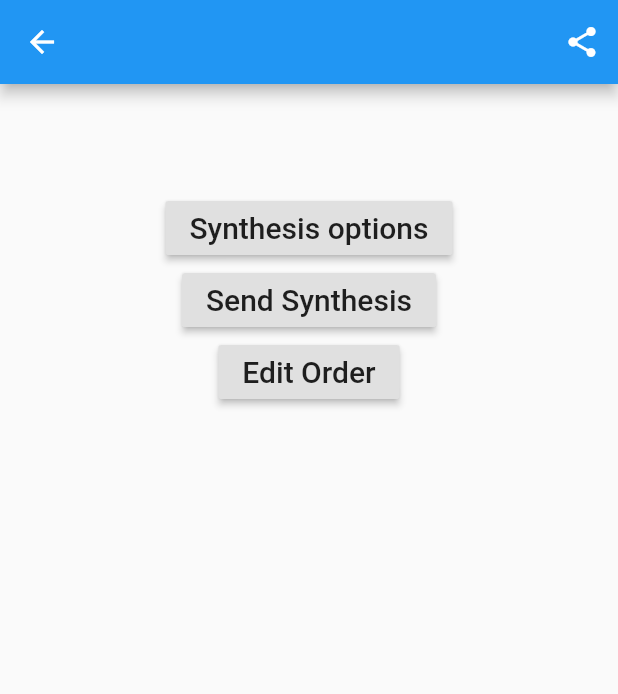
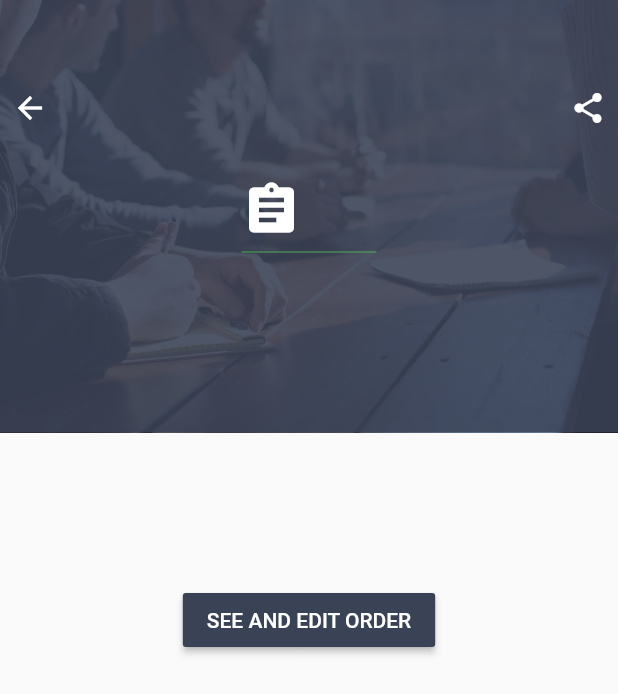
Before and after one commit to MatiCG/Synthia-app, a Flutter app: the DetailPage screen opened directly with empty values, on a phone screen of 412 x 824 dp. Shown: the top 694 px of the screen. Run offline on Flutter 3.47's test engine with Material 2 defaults, Android fonts, the phone set to English and light mode, and no system bars; our stand-ins replace cloud_firestore, firebase_auth; missing offline and left inert: flutter_email_sender, quill_delta, zefyr; accounts and stored records are empty.

Commit message:
add detail

```diff
--- a/lib/Pages/HomePage.dart
+++ b/lib/Pages/HomePage.dart
@@ -47,6 +47,7 @@ class _ListPageState extends State<ListPage> {
                   });
             }
           }),
+
     );
   }
 }
--- a/lib/Routes/HomePage/DetailsPage.dart
+++ b/lib/Routes/HomePage/DetailsPage.dart
@@ -114,6 +114,118 @@ class _DetailPageState extends State<DetailPage> {
     });
   }
 
+  Widget topContentText() {
+    return Container(
+        child: new Column(
+          crossAxisAlignment: CrossAxisAlignment.start,
+          children: <Widget>[
+            SizedBox(height: 120.0),
+            Icon(
+              Icons.assignment,
+              color: Colors.white,
+              size: 40.0,
+            ),
+            Container(
+              width: 90.0,
+              child: new Divider(color: Colors.green),
+            ),
+            SizedBox(height: 10.0),
+            Text(
+              widget.post.data["title"],
+              style: TextStyle(color: Colors.white, fontSize: 45.0),
+            ),
+            SizedBox(height: 30.0),
+          ],
+        ),
+    );
+  }
+
+  Widget bottomContentText(){
+    return Container(
+       child: Text(
+          widget.post.data["description"],
+          style: TextStyle(fontSize: 18.0),
+        ),
+    );
+  }
+
+  Widget bottomContentButton() {
+    return Container(
+        child: Padding(
+            padding: EdgeInsets.symmetric(vertical: 40.0),
+            child: RaisedButton(
+              onPressed: () => navigateToEditOrder(widget.post),
+              color: Color.fromRGBO(58, 66, 86, 1.0),
+              child:
+              Text("SEE AND EDIT ORDER", style: TextStyle(color: Colors.white)),
+            )),
+    );
+  }
+
+  Widget bottomContent() {
+    return Container(
+      width: MediaQuery.of(context).size.width,
+      padding: EdgeInsets.all(40.0),
+      child: Center(
+        child: Column(
+          children: <Widget>[bottomContentText(), bottomContentButton()],
+        ),
+      ),
+    );
+  }
+
+  Widget topContent() {
+    return Container(
+      child : Stack(
+        children: <Widget>[
+          Container(
+              padding: EdgeInsets.only(left: 10.0),
+              height: MediaQuery.of(context).size.height * 0.35,
+              decoration: new BoxDecoration(
+                image: new DecorationImage(
+                  image: new AssetImage("assets/meeting.jpeg"),
+                  fit: BoxFit.cover,
+                ),
+              )),
+          Container(
+            height: MediaQuery.of(context).size.height * 0.35,
+            padding: EdgeInsets.all(0.0),
+            width: MediaQuery.of(context).size.width,
+            decoration: BoxDecoration(color: Color.fromRGBO(58, 66, 86, .9)),
+            child: Center(
+              child: topContentText(),
+            ),
+          ),
+          Positioned(
+            left: 8.0,
+            top: 60.0,
+            child: InkWell(
+              onTap: () {
+                Navigator.pop(context);
+              },
+              child: Icon(Icons.arrow_back, color: Colors.white),
+            ),
+          ),
+          Positioned(
+            right: 8.0,
+            top: 60.0,
+            child: InkWell(
+              onTap: () {
+                emailPopUp(context);
+              },
+              child: Icon(Icons.share, color: Colors.white),
+            ),
+          ),
+          Positioned(
+            right: 8.0,
+            bottom: 10,
+            child: Text(widget.post.data["schedule"], style: TextStyle(color: Colors.white))
+          )
+        ],
+      ),
+    );
+  }
+
   navigateToEditOrder(DocumentSnapshot post){
     Navigator.push(context, MaterialPageRoute(builder: (context) => EditOrder(post: post,)));
   }
@@ -121,18 +233,10 @@ class _DetailPageState extends State<DetailPage> {
   @override
   Widget build(BuildContext context) {
     return Scaffold(
-      appBar: AppBar(
-          title: Text(widget.post.data["title"]),
-            actions: <Widget>[
-              Builder(
-               builder: (context) => IconButton(
-                icon: Icon(Icons.share),
-                onPressed: () => emailPopUp(context),
-                ),
-              )
-          ],
+      body: Column(
+        children: <Widget>[topContent(), bottomContent()],
       ),
-      body: Container(
+      /*body: Container(
         child: Column(
         mainAxisSize: MainAxisSize.min,
         children: <Widget>[
@@ -155,7 +259,7 @@ class _DetailPageState extends State<DetailPage> {
           const SizedBox(height: 30)
         ],
       ),
-      ),
+      ),*/
     );
   }
 }
--- a/lib/login_page.dart
+++ b/lib/login_page.dart
@@ -132,6 +132,7 @@ class _LoginPageState extends State<LoginPage> {
             color: Colors.white70,
           ),
         ),
+        style: TextStyle(color: Colors.white),
         autocorrect: false,
         validator: EmailFieldValidator.validate,
         onSaved: (val) => _email = val,
@@ -164,6 +165,7 @@ class _LoginPageState extends State<LoginPage> {
               color: Colors.white70,
             ),
           ),
+          style: TextStyle(color: Colors.white),
           obscureText: true,
           autocorrect: false,
           validator: PasswordFieldValidator.validate,
@@ -306,7 +308,7 @@ class _LoginPageState extends State<LoginPage> {
     switch (_formType) {
       case FormType.login:
         return Padding(
-          padding: const EdgeInsets.only(top: 20, left: 10),
+          padding: const EdgeInsets.only(top: 20, left: 30),
           child: RotatedBox(
               quarterTurns: -1,
               child: Text(
@@ -320,7 +322,7 @@ class _LoginPageState extends State<LoginPage> {
         );
       case FormType.register:
         return Padding(
-          padding: const EdgeInsets.only(top: 20, left: 10),
+          padding: const EdgeInsets.only(top: 20, left: 30),
           child: RotatedBox(
               quarterTurns: -1,
               child: Text(
--- a/lib/main.dart
+++ b/lib/main.dart
@@ -1,4 +1,5 @@
 import 'package:flutter/material.dart';
+import 'package:flutter/rendering.dart';
 import 'root_page.dart';
 import 'auth.dart';
 import 'Routes/Form/FormRoute.dart';
@@ -70,16 +71,21 @@ class _MyHomePageState extends State<MyHomePage> {
     }
 
     return Scaffold(
-      appBar: new AppBar(
+     appBar: new AppBar(
+        elevation: 0.1,
+          backgroundColor: Colors.blueGrey[800],
           actions: <Widget>[
-            new FlatButton(
+            new IconButton(
                 onPressed: _signOut,
-                child: new Text('Logout', style: new TextStyle(fontSize: 17.0, color: Colors.white))
+                icon: Icon(Icons.clear),
             )
           ],
       ),
+      backgroundColor: Colors.blueGrey[800],
       body: pages.elementAt(selectedPage),
       bottomNavigationBar: BottomNavigationBar(
+        backgroundColor: Colors.blueGrey[800],
+        selectedItemColor: Colors.blueGrey,
         type: BottomNavigationBarType.fixed,
         items: <BottomNavigationBarItem>[
           createBNBitem('home', Icons.home),
--- a/pubspec.yaml
+++ b/pubspec.yaml
@@ -55,7 +55,7 @@ flutter:
     - secrets.json
     - assets/logo.png
     - assets/Logo_Synthia.jpg
-
+    - assets/meeting.jpeg
   # An image asset can refer to one or more resolution-specific "variants", see
   # https://flutter.dev/assets-and-images/#resolution-aware.
 
```
Also changed, not shown: assets/meeting.jpeg (added).
